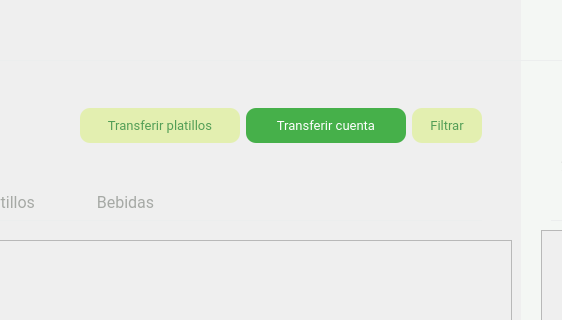
This is El-Patio/mesero/mesero_menu_comandas.ui in MrDanielG/IHC-ElPatio as Qt 5 draws it before an edit; both pictures show x 209 to 771 and y 0 to 320 of the 1024 by 768 pixel window. The edited form follows.
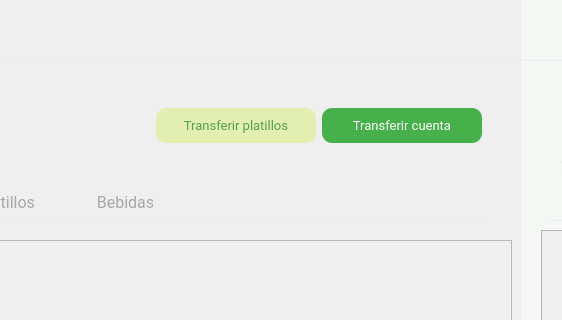
This is the edited form.

Commit message: UPDATE Cocina Pedidos UI

```diff
--- a/El-Patio/mesero/mesero_menu_comandas.ui
+++ b/El-Patio/mesero/mesero_menu_comandas.ui
@@ -328,49 +328,6 @@
         </property>
        </widget>
       </item>
-      <item>
-       <widget class="QPushButton" name="btnFiltrar">
-        <property name="minimumSize">
-         <size>
-          <width>70</width>
-          <height>35</height>
-         </size>
-        </property>
-        <property name="maximumSize">
-         <size>
-          <width>60</width>
-          <height>16777215</height>
-         </size>
-        </property>
-        <property name="font">
-         <font>
-          <family>Roboto</family>
-          <pointsize>10</pointsize>
-         </font>
-        </property>
-        <property name="cursor">
-         <cursorShape>PointingHandCursor</cursorShape>
-        </property>
-        <property name="styleSheet">
-         <string notr="true">*{
-	color: #539E56;
-	border-radius: 10px;
-	background-color: #E3EFB0;
-	border: none;
-	padding: 5px;
-}
-
-:hover{
-	background-color: white;
-	border: 1px solid #46B04A;
-	color: #46B04A;
-}</string>
-        </property>
-        <property name="text">
-         <string>Filtrar</string>
-        </property>
-       </widget>
-      </item>
      </layout>
     </item>
    </layout>
```
The commit also changes 5 other files.
